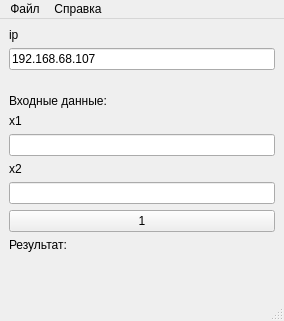
Before: the Qt Designer form src/CrossUI/mainwindow.ui in Vasteri/university-timetable-solvers, drawn with Qt 5.
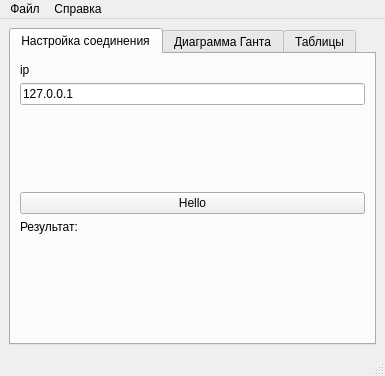
After: the same form once the commit is applied.

Patch:
```diff
--- a/src/CrossUI/mainwindow.ui
+++ b/src/CrossUI/mainwindow.ui
@@ -6,8 +6,8 @@
    <rect>
     <x>0</x>
     <y>0</y>
-    <width>284</width>
-    <height>321</height>
+    <width>385</width>
+    <height>376</height>
    </rect>
   </property>
   <property name="windowTitle">
@@ -16,6 +16,16 @@
   <widget class="QWidget" name="centralwidget">
    <layout class="QGridLayout" name="gridLayout_2">
     <item row="7" column="0">
+     <widget class="QTabWidget" name="tabWidget">
+      <property name="currentIndex">
+       <number>0</number>
+      </property>
+      <widget class="QWidget" name="tab">
+       <attribute name="title">
+        <string>Настройка соединения</string>
+       </attribute>
+       <layout class="QGridLayout" name="gridLayout">
+        <item row="0" column="0">
      <layout class="QVBoxLayout" name="verticalLayout">
       <item>
        <widget class="QLabel" name="label_5">
@@ -27,7 +37,7 @@
       <item>
        <widget class="QLineEdit" name="edit_ip">
         <property name="text">
-         <string>192.168.68.107</string>
+             <string>127.0.0.1</string>
         </property>
        </widget>
       </item>
@@ -44,65 +54,10 @@
         </property>
        </spacer>
       </item>
-      <item>
-       <widget class="QLabel" name="label_2">
-        <property name="maximumSize">
-         <size>
-          <width>16777215</width>
-          <height>32</height>
-         </size>
-        </property>
-        <property name="text">
-         <string>Входные данные:</string>
-        </property>
-       </widget>
-      </item>
-      <item>
-       <widget class="QLabel" name="label_3">
-        <property name="maximumSize">
-         <size>
-          <width>16777215</width>
-          <height>32</height>
-         </size>
-        </property>
-        <property name="text">
-         <string>x1</string>
-        </property>
-        <property name="textFormat">
-         <enum>Qt::TextFormat::AutoText</enum>
-        </property>
-       </widget>
-      </item>
-      <item>
-       <widget class="QLineEdit" name="edit_1">
-        <property name="maximumSize">
-         <size>
-          <width>16777215</width>
-          <height>16777215</height>
-         </size>
-        </property>
-       </widget>
-      </item>
-      <item>
-       <widget class="QLabel" name="label">
-        <property name="maximumSize">
-         <size>
-          <width>16777215</width>
-          <height>32</height>
-         </size>
-        </property>
-        <property name="text">
-         <string>x2</string>
-        </property>
-       </widget>
-      </item>
-      <item>
-       <widget class="QLineEdit" name="edit_2"/>
-      </item>
       <item>
        <widget class="QPushButton" name="but_send">
         <property name="text">
-         <string>1</string>
+             <string>Hello</string>
         </property>
        </widget>
       </item>
@@ -149,12 +104,27 @@
     </item>
    </layout>
   </widget>
+      <widget class="QWidget" name="tab_2">
+       <attribute name="title">
+        <string>Диаграмма Ганта</string>
+       </attribute>
+       <layout class="QGridLayout" name="gridLayout_3"/>
+      </widget>
+      <widget class="QWidget" name="tab_3">
+       <attribute name="title">
+        <string>Таблицы</string>
+       </attribute>
+      </widget>
+     </widget>
+    </item>
+   </layout>
+  </widget>
   <widget class="QMenuBar" name="menubar">
    <property name="geometry">
     <rect>
      <x>0</x>
      <y>0</y>
-     <width>284</width>
+     <width>385</width>
      <height>21</height>
     </rect>
    </property>
```
Lines whose indentation alone changed are shown as unchanged.
